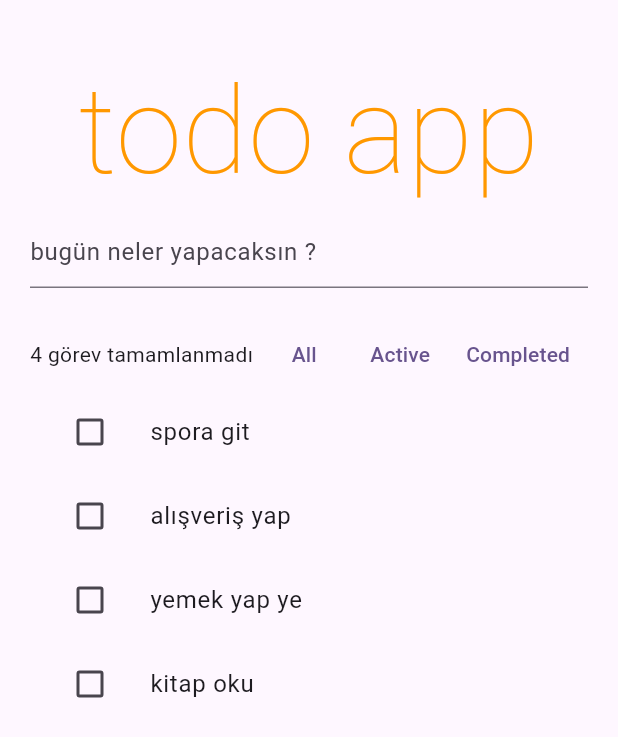
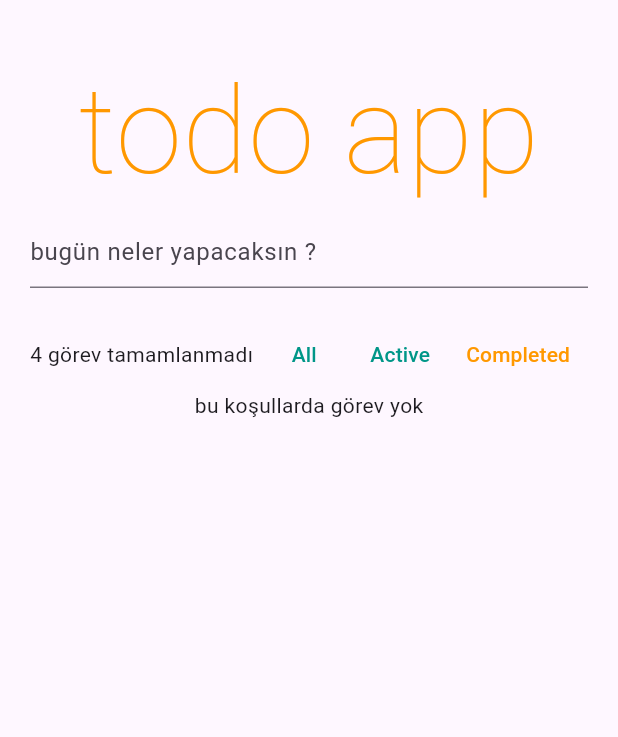
Before and after one commit to bilal-ahmet/improved_todos_app, a Flutter app: the screen it shows after launch, after a tap on "Completed", on a phone screen of 412 x 824 dp. Shown: the top 737 px of the screen. Run offline on Flutter 3.47's test engine with Material 3 defaults, Android fonts, the phone set to English and light mode, and no system bars; our stand-ins replace flutter_riverpod.

Commit message:
filtered_with_inner_provider

```diff
--- a/lib/provider/all_providers.dart
+++ b/lib/provider/all_providers.dart
@@ -26,3 +26,23 @@ final unCompletedTodoCount = Provider<int>((ref){
 final currentTodo = Provider<TodoModel>((ref){
   throw UnimplementedError();
 });
+
+
+enum TodoListFilter {all, active, completed}
+
+final todoListFilter = StateProvider<TodoListFilter>((ref)=>TodoListFilter.all);
+
+
+final filtredTodoList = Provider<List<TodoModel>>((ref) {
+  final filter = ref.watch(todoListFilter);
+  final todoList = ref.watch(todoListProvider);
+
+  switch(filter){
+    case TodoListFilter.all:
+      return todoList;
+    case TodoListFilter.active:
+      return todoList.where((element) => !element.completed).toList();
+    case TodoListFilter.completed:
+      return todoList.where((element) => element.completed).toList();
+  }
+});
--- a/lib/todo_app.dart
+++ b/lib/todo_app.dart
@@ -14,7 +14,7 @@ class TodoApp extends ConsumerWidget {
 
   /*
   // todoModel'de oluşturduğumuz verileri for döngüsü ile gezmek için kullanacağız. TodoListManager'da StateNotifier kullandığımız
-  // için bu bölüme gerek kalmadı bundan sonra state managemtn vaktidir.
+  // için bu bölüme gerek kalmadı bundan sonra state management vaktidir.
   final List<TodoModel> _allTodos = [
     TodoModel(id: const Uuid().v4(), description: "spora git"),
     TodoModel(id: const Uuid().v4(), description: "alışveriş yap"),
@@ -24,7 +24,7 @@ class TodoApp extends ConsumerWidget {
 
   @override
   Widget build(BuildContext context, WidgetRef ref) {
-    var allTodos = ref.watch(todoListProvider);
+    var allTodos = ref.watch(filtredTodoList);
     return Scaffold(
       body: Padding(
         padding: const EdgeInsets.symmetric(horizontal: 20, vertical: 30),
@@ -44,7 +44,8 @@ class TodoApp extends ConsumerWidget {
             const SizedBox(
               height: 20,
             ),
-            const ToolBarWidget(),
+            ToolBarWidget(),
+            allTodos.isEmpty ? const Center(child: Text("bu koşullarda görev yok")) : const SizedBox(),
             for (int i = 0; i < allTodos.length; i++)
               Dismissible(
                   key: ValueKey(allTodos[i].id),
@@ -58,7 +59,7 @@ class TodoApp extends ConsumerWidget {
                     overrides: [
                       currentTodo.overrideWithValue(allTodos[i])
                     ],
-                    child: TodoListItemWidget()),
+                    child: const TodoListItemWidget()),
 
                 ),
           ],
--- a/lib/widgets/todo_list_item_widget.dart
+++ b/lib/widgets/todo_list_item_widget.dart
@@ -4,7 +4,7 @@ import 'package:todos_app_riverpod/models/todo_model.dart';
 import 'package:todos_app_riverpod/provider/all_providers.dart';
 
 class TodoListItemWidget extends ConsumerStatefulWidget {
-  TodoListItemWidget({super.key});
+  const TodoListItemWidget({super.key});
 
   @override
   ConsumerState<ConsumerStatefulWidget> createState() => _TodoListItemWidgetState();
--- a/lib/widgets/toolbar_widget.dart
+++ b/lib/widgets/toolbar_widget.dart
@@ -3,7 +3,12 @@ import 'package:flutter_riverpod/flutter_riverpod.dart';
 import 'package:todos_app_riverpod/provider/all_providers.dart';
 
 class ToolBarWidget extends ConsumerWidget {
-  const ToolBarWidget({super.key});
+  ToolBarWidget({super.key});
+  var _currentFilter = TodoListFilter.all;
+
+  Color changeTextColor(TodoListFilter filt){
+    return _currentFilter == filt ? Colors.orange : Colors.teal;
+  }
 
   @override
   Widget build(BuildContext context, WidgetRef ref) {
@@ -14,6 +19,8 @@ class ToolBarWidget extends ConsumerWidget {
         .length; */       // bu kodlar yerine riverpod ile aşağıdaki gibi yazabiliyoruz.
 
     final onCompletedTodoCount = ref.watch(unCompletedTodoCount);
+
+    _currentFilter = ref.watch(todoListFilter);
     return Row(
       mainAxisAlignment: MainAxisAlignment.spaceBetween,
       children: [
@@ -21,20 +28,26 @@ class ToolBarWidget extends ConsumerWidget {
             child: Text(
           onCompletedTodoCount == 0
               ? "bütün görevler tamamlandı"
-              : onCompletedTodoCount.toString() + " görev tamamlanmadı",
+              : "$onCompletedTodoCount görev tamamlanmadı",
           overflow: TextOverflow.ellipsis,
         )),
         Tooltip(
           message: "all todos",
-          child: TextButton(onPressed: () {}, child: const Text("All")),
+          child: TextButton(style: TextButton.styleFrom(foregroundColor: changeTextColor(TodoListFilter.all)), onPressed: () {
+            ref.read(todoListFilter.notifier).state = TodoListFilter.all;
+          }, child: const Text("All")),
         ),
         Tooltip(
           message: "Active",
-          child: TextButton(onPressed: () {}, child: const Text("Active")),
+          child: TextButton(style: TextButton.styleFrom(foregroundColor: changeTextColor(TodoListFilter.active)),onPressed: () {
+            ref.read(todoListFilter.notifier).state = TodoListFilter.active;
+          }, child: const Text("Active")),
         ),
         Tooltip(
           message: "Completed",
-          child: TextButton(onPressed: () {}, child: const Text("Completed")),
+          child: TextButton(style: TextButton.styleFrom(foregroundColor: changeTextColor(TodoListFilter.completed)),onPressed: () {
+            ref.read(todoListFilter.notifier).state = TodoListFilter.completed;
+          }, child: const Text("Completed")),
         ),
       ],
     );
```
